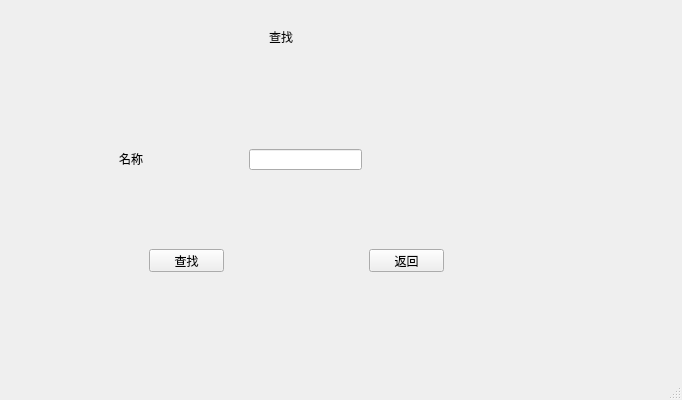
The window that login.ui (Airofact/QtSupermarketManagement) describes before a commit, drawn with Qt 5.
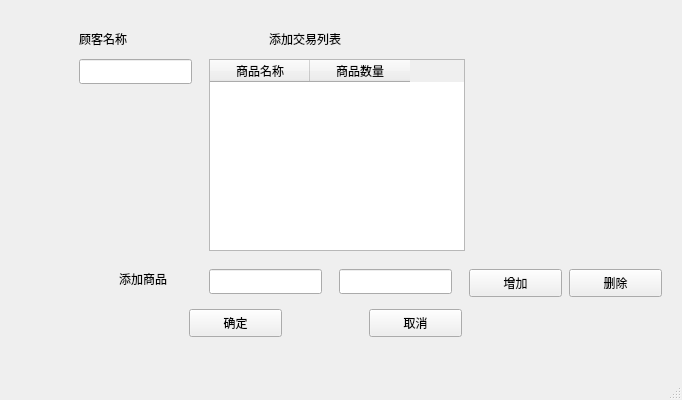
The same window after the commit. Icons and pictures are not drawn.

What changed in the file:
```diff
--- a/login.ui
+++ b/login.ui
@@ -22,7 +22,7 @@
     <item>
      <widget class="QStackedWidget" name="stackedWidget">
       <property name="currentIndex">
-       <number>9</number>
+       <number>10</number>
       </property>
       <widget class="QWidget" name="loginpage">
        <widget class="QLineEdit" name="userlineEdit">
@@ -1127,6 +1127,149 @@
         </property>
        </widget>
       </widget>
+      <widget class="QWidget" name="page_3">
+       <widget class="QLabel" name="label_14">
+        <property name="geometry">
+         <rect>
+          <x>260</x>
+          <y>20</y>
+          <width>131</width>
+          <height>19</height>
+         </rect>
+        </property>
+        <property name="text">
+         <string>添加交易列表</string>
+        </property>
+       </widget>
+       <widget class="QTableWidget" name="tableWidgetTradeList">
+        <property name="geometry">
+         <rect>
+          <x>200</x>
+          <y>50</y>
+          <width>256</width>
+          <height>192</height>
+         </rect>
+        </property>
+        <column>
+         <property name="text">
+          <string>商品名称</string>
+         </property>
+        </column>
+        <column>
+         <property name="text">
+          <string>商品数量</string>
+         </property>
+        </column>
+       </widget>
+       <widget class="QLineEdit" name="lineEditName">
+        <property name="geometry">
+         <rect>
+          <x>200</x>
+          <y>260</y>
+          <width>113</width>
+          <height>25</height>
+         </rect>
+        </property>
+       </widget>
+       <widget class="QLineEdit" name="lineEditAmount">
+        <property name="geometry">
+         <rect>
+          <x>330</x>
+          <y>260</y>
+          <width>113</width>
+          <height>25</height>
+         </rect>
+        </property>
+       </widget>
+       <widget class="QLabel" name="label_15">
+        <property name="geometry">
+         <rect>
+          <x>110</x>
+          <y>260</y>
+          <width>69</width>
+          <height>19</height>
+         </rect>
+        </property>
+        <property name="text">
+         <string>添加商品</string>
+        </property>
+       </widget>
+       <widget class="QPushButton" name="PBAddGood">
+        <property name="geometry">
+         <rect>
+          <x>460</x>
+          <y>260</y>
+          <width>93</width>
+          <height>28</height>
+         </rect>
+        </property>
+        <property name="text">
+         <string>增加</string>
+        </property>
+       </widget>
+       <widget class="QPushButton" name="PBRemoveGood">
+        <property name="geometry">
+         <rect>
+          <x>560</x>
+          <y>260</y>
+          <width>93</width>
+          <height>28</height>
+         </rect>
+        </property>
+        <property name="text">
+         <string>删除</string>
+        </property>
+       </widget>
+       <widget class="QPushButton" name="PBConfirm">
+        <property name="geometry">
+         <rect>
+          <x>180</x>
+          <y>300</y>
+          <width>93</width>
+          <height>28</height>
+         </rect>
+        </property>
+        <property name="text">
+         <string>确定</string>
+        </property>
+       </widget>
+       <widget class="QPushButton" name="PBCancel">
+        <property name="geometry">
+         <rect>
+          <x>360</x>
+          <y>300</y>
+          <width>93</width>
+          <height>28</height>
+         </rect>
+        </property>
+        <property name="text">
+         <string>取消</string>
+        </property>
+       </widget>
+       <widget class="QLineEdit" name="lineEditCustomer">
+        <property name="geometry">
+         <rect>
+          <x>70</x>
+          <y>50</y>
+          <width>113</width>
+          <height>25</height>
+         </rect>
+        </property>
+       </widget>
+       <widget class="QLabel" name="label_16">
+        <property name="geometry">
+         <rect>
+          <x>70</x>
+          <y>20</y>
+          <width>69</width>
+          <height>19</height>
+         </rect>
+        </property>
+        <property name="text">
+         <string>顾客名称</string>
+        </property>
+       </widget>
+      </widget>
      </widget>
     </item>
    </layout>
```
